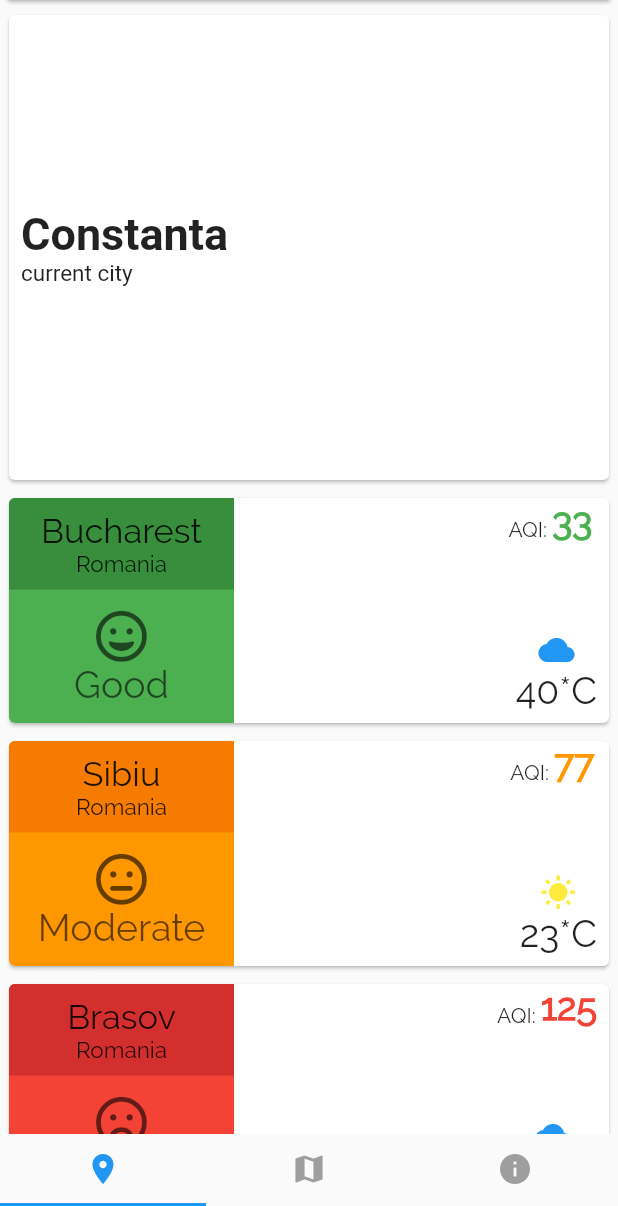
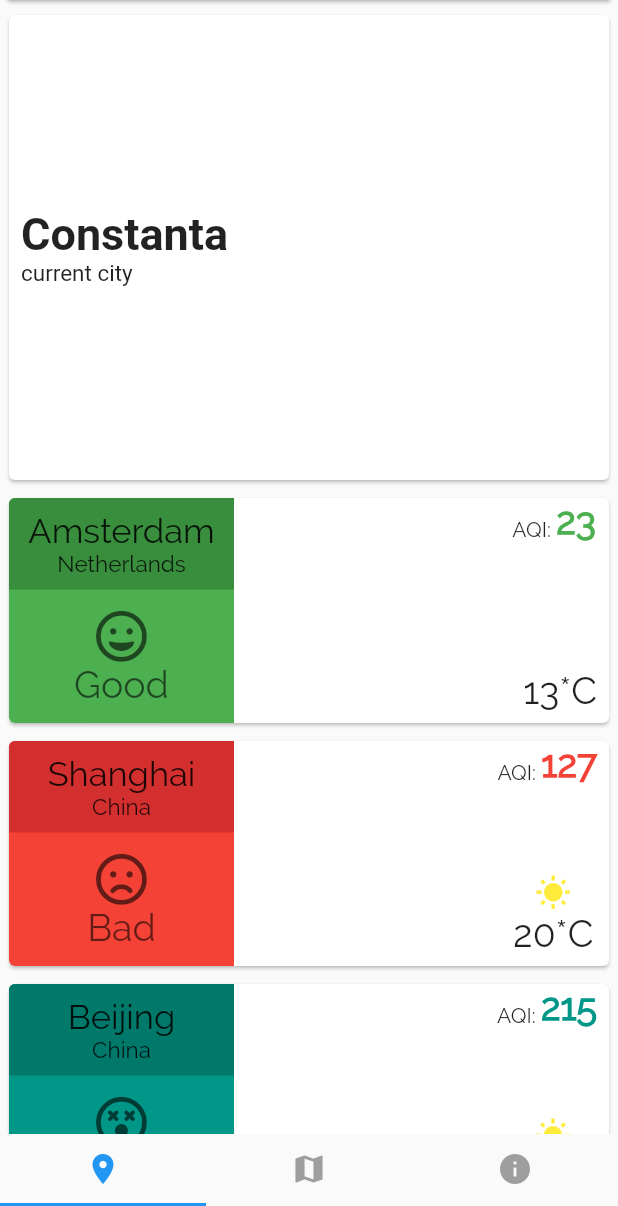
Before and after one commit to alexpavelm/SpaceAppsProject, a Flutter app: the BottomNavBar screen opened directly, on a phone screen of 412 x 824 dp, the part 30-1236 px from its top. Run offline on Flutter 3.47's test engine with Material 2 defaults, Android fonts, the phone set to English and light mode, and no system bars; drawn by our look-alikes of auto_size_text; our stand-ins replace font_awesome_flutter.

Commit message:
Merge branch 'master' of https://github.com/alexpavelm/SpaceAppsProject
# Conflicts:
#	lib/main.dart

```diff
--- a/lib/GlobalData.dart
+++ b/lib/GlobalData.dart
@@ -2,6 +2,14 @@ import 'LocationData.dart';
 
 class GlobalData {
   List<LocationData> cityList;
+
+  static final GlobalData _singleton = GlobalData._internal();
+
+  factory GlobalData() {
+    return _singleton;
+  }
+
+  GlobalData._internal();
   void create() {
     cityList = new List();
     cityList.add(new LocationData("Amsterdam", "Netherlands", ["rainy", "rainy", "rainy", "cloudy", "cloudy"], [13, 15, 13, 13, 15], 23, []));
--- a/lib/SmallCard.dart
+++ b/lib/SmallCard.dart
@@ -2,6 +2,9 @@ import 'package:auto_size_text/auto_size_text.dart';
 import 'package:flutter/cupertino.dart';
 import 'package:flutter/material.dart';
 import 'package:font_awesome_flutter/font_awesome_flutter.dart';
+
+import 'GlobalData.dart';
+import 'LocationData.dart';
 
 class SmallCard extends StatefulWidget {
   @override
@@ -9,18 +12,18 @@ class SmallCard extends StatefulWidget {
 }
 
 class _SmallCardState extends State<SmallCard> {
+  var globalData = GlobalData();
   @override
   Widget build(BuildContext context) {
     return Center(
       child: Column(
-        children: <Widget>[
-          card("Bucharest", "Romania", 33, 40, "cloudy"),
-          card("Sibiu", "Romania", 77, 23, "sunny"),
-          card("Brasov", "Romania", 125, 15, "cloudy"),
-          card("Timisoara", "Romania", 177, 32, "sunny"),
-        ],
+        children: globalData.cityList.map((object) => buildCard(object)).toList(),
       ),
     );
+  }
+
+  Widget buildCard(LocationData data) {
+    return card(data.city, data.country, data.quality, data.temperature[0], data.weather[0]);
   }
 
   Widget card(String city, String country, int quality, int temperature,
@@ -189,7 +192,7 @@ class _SmallCardState extends State<SmallCard> {
     } else if (quality < 200) {
       return Colors.purple.shade500;
     }
-    return Colors.white;
+    return Colors.teal.shade500;
   }
 
   Color getCardDarkColor(int quality) {
@@ -202,6 +205,6 @@ class _SmallCardState extends State<SmallCard> {
     } else if (quality < 200) {
       return Colors.purple.shade700;
     }
-    return Colors.white;
+    return Colors.teal.shade700;
   }
 }
--- a/lib/main.dart
+++ b/lib/main.dart
@@ -2,10 +2,13 @@ import 'package:flutter/material.dart';
 import 'package:flutter/services.dart';
 
 import 'BottomNavBar.dart';
+import 'GlobalData.dart';
 
 void main() {
   runApp(MyApp());
   SystemChrome.setEnabledSystemUIOverlays([]);
+  var globalData = GlobalData();
+  globalData.create();
 }
 
 class MyApp extends StatelessWidget {
```
